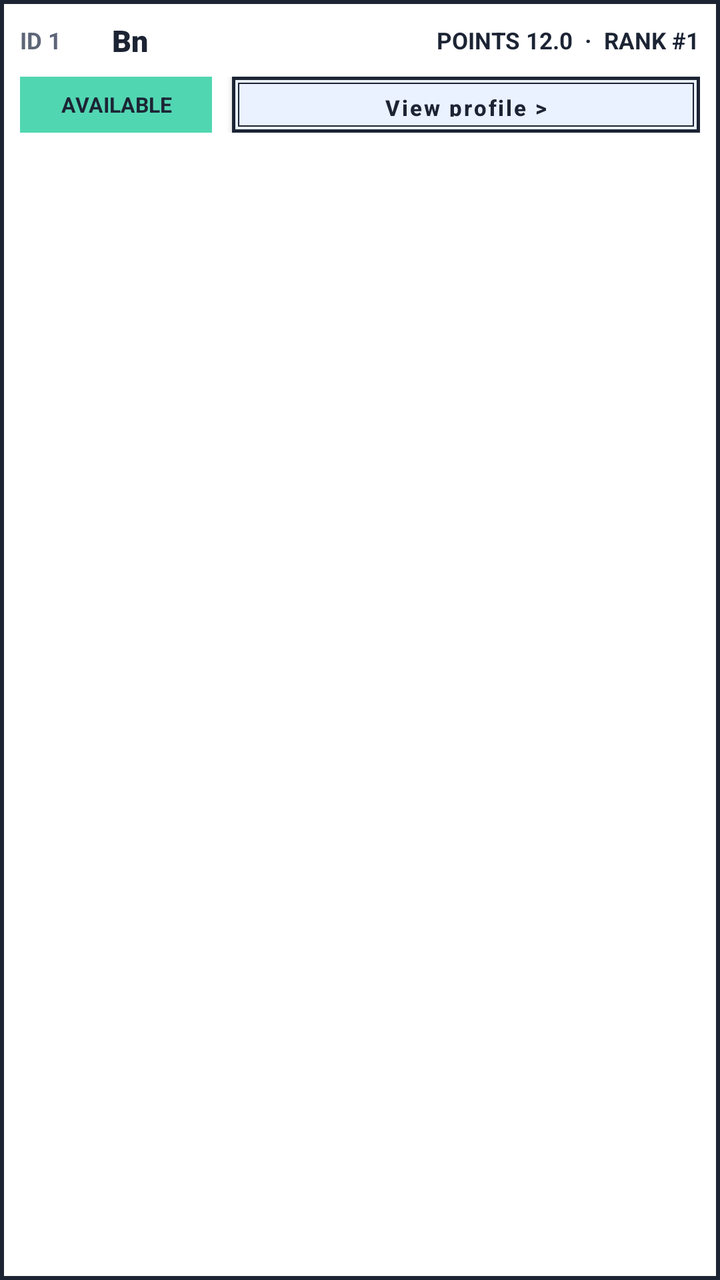
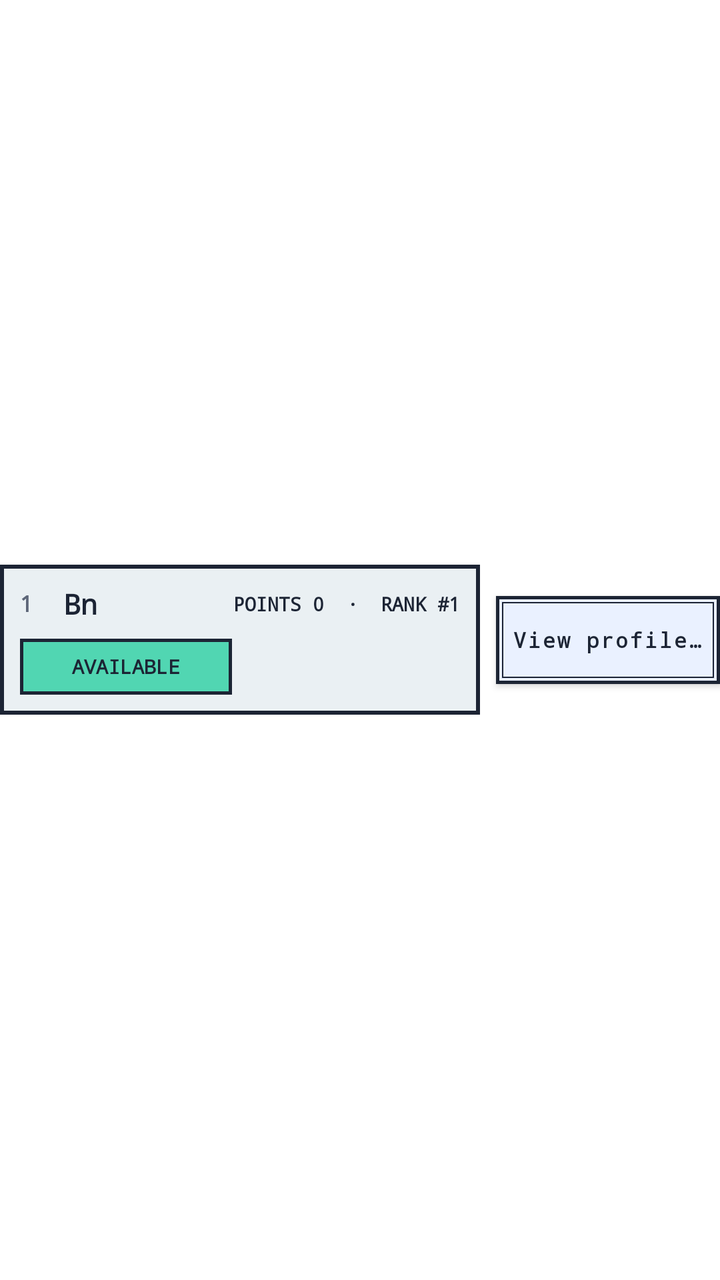

An Android layout rendered at two revisions. The XML below is the earlier revision; the diff shows what the commit changed to produce the second picture.
<!-- AndroidManifest.xml: application theme Theme.CaroGame -->
<!-- res/layout/item_online_player.xml -->
<?xml version="1.0" encoding="utf-8"?>
<LinearLayout xmlns:android="http://schemas.android.com/apk/res/android"
    xmlns:app="http://schemas.android.com/apk/res-auto"
    android:id="@+id/rowOnlinePlayerRoot"
    android:layout_width="match_parent"
    android:layout_height="wrap_content"
    android:background="@drawable/bg_box_outline"
    android:descendantFocusability="blocksDescendants"
    android:orientation="vertical"
    android:padding="10dp">

    
    <LinearLayout
        android:layout_width="match_parent"
        android:layout_height="wrap_content"
        android:gravity="center_vertical"
        android:orientation="horizontal">

        <TextView
            android:id="@+id/lblIndex"
            android:layout_width="46dp"
            android:layout_height="wrap_content"
            android:text="ID 1"
            android:textColor="@color/kora_muted"
            android:textSize="11.5sp"
            android:textStyle="bold" />

        <TextView
            android:id="@+id/lblItemGameID"
            android:layout_width="0dp"
            android:layout_height="wrap_content"
            android:layout_weight="1"
            android:fontFamily="sans-serif-black"
            android:text="Bn"
            android:textColor="@color/kora_ink"
            android:textSize="15sp"
            android:textStyle="bold" />

        <TextView
            android:id="@+id/lblItemStats"
            android:layout_width="wrap_content"
            android:layout_height="wrap_content"
            android:text="POINTS 12.0  ·  RANK #1"
            android:textColor="@color/kora_ink"
            android:textSize="11.5sp"
            android:textStyle="bold" />
    </LinearLayout>

    
    <LinearLayout
        android:layout_width="match_parent"
        android:layout_height="wrap_content"
        android:layout_marginTop="8dp"
        android:gravity="center_vertical"
        android:orientation="horizontal">

        <TextView
            android:id="@+id/lblItemStatus"
            android:layout_width="96dp"
            android:layout_height="28dp"
            android:background="@color/kora_mint"
            android:gravity="center"
            android:text="AVAILABLE"
            android:textColor="@color/kora_ink"
            android:textSize="10.5sp"
            android:textStyle="bold" />

        <Button
            android:id="@+id/btnViewProfile"
            android:layout_width="0dp"
            android:layout_height="28dp"
            android:layout_marginStart="10dp"
            android:layout_weight="1"
            android:background="@drawable/bg_btn_neutral"
            android:focusable="false"
            android:focusableInTouchMode="false"
            android:minHeight="0dp"
            android:paddingHorizontal="8dp"
            android:paddingVertical="2dp"
            android:text="View profile &gt;"
            android:textAllCaps="false"
            android:textColor="@color/kora_ink"
            android:textSize="11sp"
            android:textStyle="bold"
            app:backgroundTint="@null" />
    </LinearLayout>

</LinearLayout>
<!-- resources referenced by this layout -->
<resources>
  <color name="kora_ink">#1C2434</color>
  <color name="kora_mint">#51D6B2</color>
  <color name="kora_muted">#5D6678</color>
  <!-- drawable bg_box_outline (drawable) -->
  <?xml version="1.0" encoding="utf-8"?>
  <shape xmlns:android="http://schemas.android.com/apk/res/android" android:shape="rectangle">
      <solid android:color="@color/kora_surface" />
      <stroke android:width="2dp" android:color="@color/kora_ink" />
  </shape>
  <!-- drawable bg_btn_neutral (drawable) -->
  <?xml version="1.0" encoding="utf-8"?>
  <layer-list xmlns:android="http://schemas.android.com/apk/res/android">
      <item>
          <shape android:shape="rectangle">
              <solid android:color="@color/kora_card" />
              <stroke android:width="1.5dp" android:color="@color/kora_ink" />
          </shape>
      </item>
      <item android:left="3dp" android:top="3dp" android:right="3dp" android:bottom="3dp">
          <shape android:shape="rectangle">
              <solid android:color="@color/kora_card" />
              <stroke android:width="0.8dp" android:color="@color/kora_ink" />
          </shape>
      </item>
  </layer-list>
  <style name="Theme.CaroGame" parent="Theme.MaterialComponents.Light.NoActionBar">
          <item name="colorPrimary">@color/kora_ink</item>
          <item name="colorPrimaryVariant">@color/kora_navy_timer</item>
          <item name="colorOnPrimary">@color/kora_surface</item>
          <item name="colorSecondary">@color/kora_mint</item>
          <item name="android:statusBarColor">@color/kora_ink</item>
          <item name="android:windowBackground">@color/kora_bg</item>
      </style>
  <color name="kora_surface">#FFFFFF</color>
  <color name="kora_card">#EAF1FF</color>
  <color name="kora_navy_timer">#1C2434</color>
  <color name="kora_bg">#FFFFFF</color>
</resources>

<!-- the commit's change to res/layout/item_online_player.xml (unified diff, before → after) -->
@@ -4,85 +4,94 @@
     android:id="@+id/rowOnlinePlayerRoot"
     android:layout_width="match_parent"
     android:layout_height="wrap_content"
-    android:background="@drawable/bg_box_outline"
     android:descendantFocusability="blocksDescendants"
-    android:orientation="vertical"
-    android:padding="10dp">
+    android:gravity="center_vertical"
+    android:orientation="horizontal">
 
     
     <LinearLayout
-        android:layout_width="match_parent"
+        android:id="@+id/cardPlayerBox"
+        android:layout_width="0dp"
         android:layout_height="wrap_content"
-        android:gravity="center_vertical"
-        android:orientation="horizontal">
+        android:layout_weight="1"
+        android:background="@drawable/bg_box_zebra"
+        android:orientation="vertical"
+        android:padding="10dp">
+
+        <LinearLayout
+            android:layout_width="match_parent"
+            android:layout_height="wrap_content"
+            android:gravity="center_vertical"
+            android:orientation="horizontal">
+
+            <TextView
+                android:id="@+id/lblIndex"
+                android:layout_width="22dp"
+                android:layout_height="wrap_content"
+                android:fontFamily="monospace"
+                android:text="1"
+                android:textColor="@color/kora_muted"
+                android:textSize="11sp"
+                android:textStyle="bold" />
+
+            <TextView
+                android:id="@+id/lblItemGameID"
+                android:layout_width="0dp"
+                android:layout_height="wrap_content"
+                android:layout_weight="1"
+                android:ellipsize="end"
+                android:fontFamily="monospace"
+                android:singleLine="true"
+                android:text="Bn"
+                android:textColor="@color/kora_ink"
+                android:textSize="14sp"
+                android:textStyle="bold" />
+
+            <TextView
+                android:id="@+id/lblItemStats"
+                android:layout_width="wrap_content"
+                android:layout_height="wrap_content"
+                android:fontFamily="monospace"
+                android:text="POINTS 0  ·  RANK #1"
+                android:textColor="@color/kora_ink"
+                android:textSize="9.5sp"
+                android:textStyle="bold" />
+        </LinearLayout>
 
         <TextView
-            android:id="@+id/lblIndex"
-            android:layout_width="46dp"
-            android:layout_height="wrap_content"
-            android:text="ID 1"
-            android:textColor="@color/kora_muted"
-            android:textSize="11.5sp"
-            android:textStyle="bold" />
-
-        <TextView
-            android:id="@+id/lblItemGameID"
-            android:layout_width="0dp"
-            android:layout_height="wrap_content"
-            android:layout_weight="1"
-            android:fontFamily="sans-serif-black"
-            android:text="Bn"
+            android:id="@+id/lblItemStatus"
+            android:layout_width="106dp"
+            android:layout_height="28dp"
+            android:layout_marginTop="8dp"
+            android:background="@drawable/bg_status_available"
+            android:fontFamily="monospace"
+            android:gravity="center"
+            android:text="AVAILABLE"
             android:textColor="@color/kora_ink"
-            android:textSize="15sp"
-            android:textStyle="bold" />
-
-        <TextView
-            android:id="@+id/lblItemStats"
-            android:layout_width="wrap_content"
-            android:layout_height="wrap_content"
-            android:text="POINTS 12.0  ·  RANK #1"
-            android:textColor="@color/kora_ink"
-            android:textSize="11.5sp"
+            android:textSize="10sp"
             android:textStyle="bold" />
     </LinearLayout>
 
     
-    <LinearLayout
-        android:layout_width="match_parent"
-        android:layout_height="wrap_content"
-        android:layout_marginTop="8dp"
-        android:gravity="center_vertical"
-        android:orientation="horizontal">
-
-        <TextView
-            android:id="@+id/lblItemStatus"
-            android:layout_width="96dp"
-            android:layout_height="28dp"
-            android:background="@color/kora_mint"
-            android:gravity="center"
-            android:text="AVAILABLE"
-            android:textColor="@color/kora_ink"
-            android:textSize="10.5sp"
-            android:textStyle="bold" />
-
-        <Button
-            android:id="@+id/btnViewProfile"
-            android:layout_width="0dp"
-            android:layout_height="28dp"
-            android:layout_marginStart="10dp"
-            android:layout_weight="1"
-            android:background="@drawable/bg_btn_neutral"
-            android:focusable="false"
-            android:focusableInTouchMode="false"
-            android:minHeight="0dp"
-            android:paddingHorizontal="8dp"
-            android:paddingVertical="2dp"
-            android:text="View profile &gt;"
-            android:textAllCaps="false"
-            android:textColor="@color/kora_ink"
-            android:textSize="11sp"
-            android:textStyle="bold"
-            app:backgroundTint="@null" />
-    </LinearLayout>
+    <Button
+        android:id="@+id/btnViewProfile"
+        android:layout_width="112dp"
+        android:layout_height="44dp"
+        android:layout_marginStart="8dp"
+        android:background="@drawable/bg_btn_neutral"
+        android:focusable="false"
+        android:focusableInTouchMode="false"
+        android:fontFamily="monospace"
+        android:maxLines="1"
+        android:minWidth="0dp"
+        android:minHeight="0dp"
+        android:paddingHorizontal="6dp"
+        android:singleLine="true"
+        android:text="View profile &gt;"
+        android:textAllCaps="false"
+        android:textColor="@color/kora_ink"
+        android:textSize="10.5sp"
+        android:textStyle="bold"
+        app:backgroundTint="@null" />
 
 </LinearLayout>
<!-- resource entries referenced after the edit -->
@@ -3,10 +3,10 @@
   <color name="kora_ink">#1C2434</color>
   <color name="kora_mint">#51D6B2</color>
   <color name="kora_muted">#5D6678</color>
-  <!-- drawable bg_box_outline (drawable) -->
+  <!-- drawable bg_box_zebra (drawable) -->
   <?xml version="1.0" encoding="utf-8"?>
   <shape xmlns:android="http://schemas.android.com/apk/res/android" android:shape="rectangle">
-      <solid android:color="@color/kora_surface" />
+      <solid android:color="@color/kora_zebra" />
       <stroke android:width="2dp" android:color="@color/kora_ink" />
   </shape>
   <!-- drawable bg_btn_neutral (drawable) -->
@@ -25,6 +25,15 @@
           </shape>
       </item>
   </layer-list>
+  <!-- drawable bg_status_available (drawable) -->
+  <?xml version="1.0" encoding="utf-8"?>
+  <shape xmlns:android="http://schemas.android.com/apk/res/android"
+      android:shape="rectangle">
+      <solid android:color="@color/kora_mint" />
+      <stroke
+          android:width="1.5dp"
+          android:color="@color/kora_ink" />
+  </shape>
   <style name="Theme.CaroGame" parent="Theme.MaterialComponents.Light.NoActionBar">
           <item name="colorPrimary">@color/kora_ink</item>
           <item name="colorPrimaryVariant">@color/kora_navy_timer</item>
@@ -33,6 +42,7 @@
           <item name="android:statusBarColor">@color/kora_ink</item>
           <item name="android:windowBackground">@color/kora_bg</item>
       </style>
+  <color name="kora_zebra">#EAF0F3</color>
   <color name="kora_surface">#FFFFFF</color>
   <color name="kora_card">#EAF1FF</color>
   <color name="kora_navy_timer">#1C2434</color>
